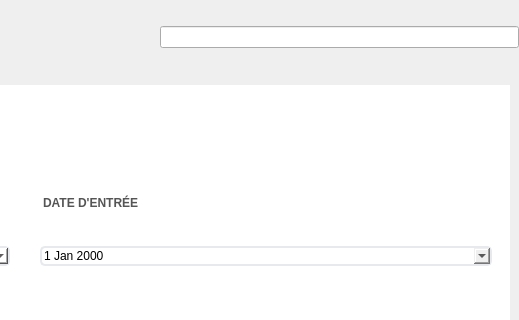
ArtAuc/mkrescue, file mainwindow.ui: the form before one commit; both pictures show x 732 to 1251 and y 0 to 320 of the 1251 by 739 pixel window.
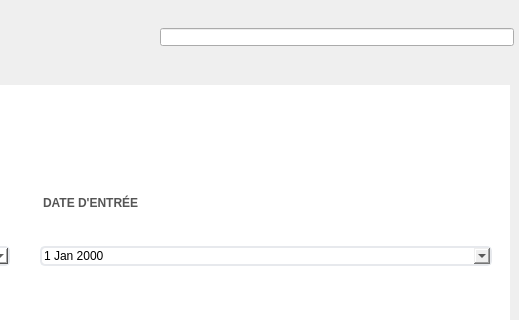
The form after the commit. Icons and pictures are not drawn. Custom widgets are drawn as their Qt base class.

Patch:
```diff
--- a/mainwindow.ui
+++ b/mainwindow.ui
@@ -389,7 +389,11 @@
          </spacer>
         </item>
         <item>
-         <widget class="QLineEdit" name="searchLine"/>
+         <widget class="QLineEdit" name="searchLine">
+          <property name="styleSheet">
+           <string notr="true">margin-right:5px;</string>
+          </property>
+         </widget>
         </item>
        </layout>
       </item>
```
